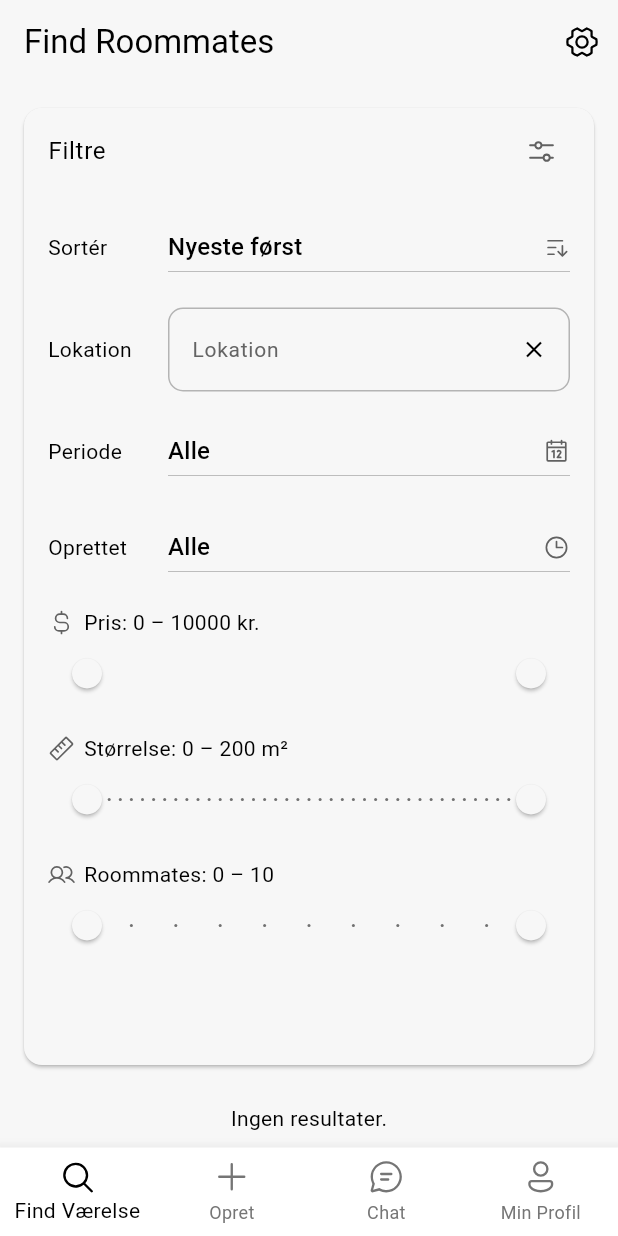
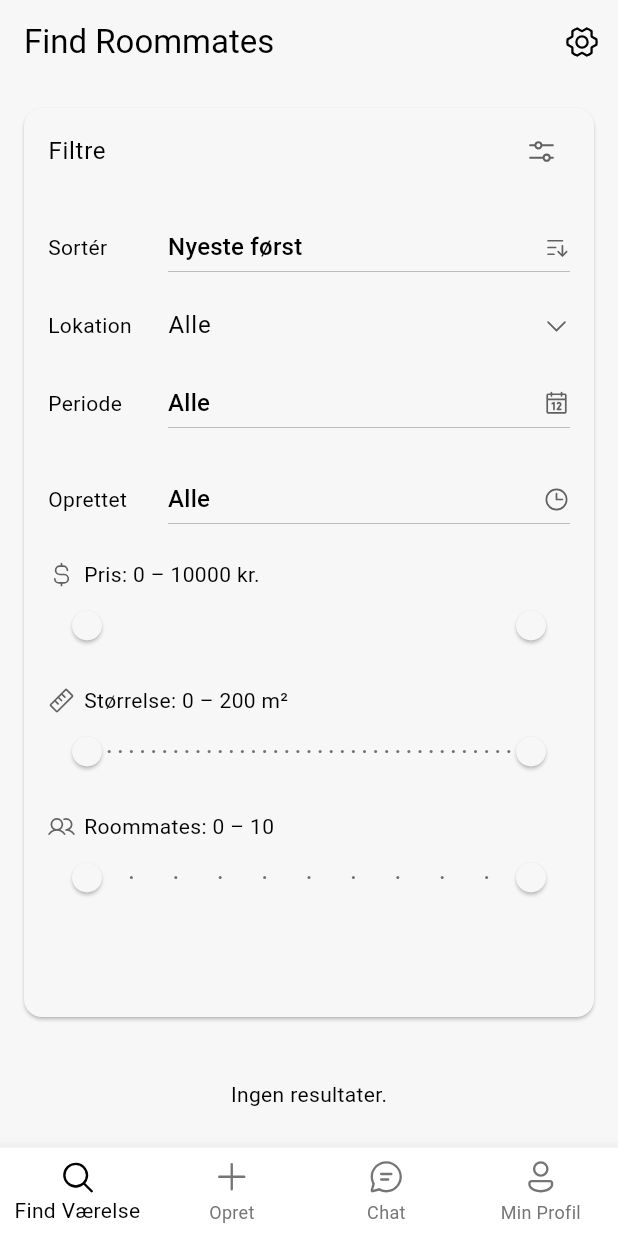
Before and after one commit to AndreasBardram/RoomFinder, a Flutter app: the screen it shows after launch, after a tap on "Filtre", on a phone screen of 412 x 824 dp. Run offline on Flutter 3.47's test engine with Material 3 defaults, Android fonts, the phone set to English and light mode, and no system bars; drawn by our look-alikes of flutter_typeahead; our stand-ins replace cached_network_image, cloud_firestore, firebase_auth, firebase_core, firebase_storage, fluentui_system_icons and 5 more; missing offline and left inert: flutter_firebase_chat_core; accounts and stored records are empty.

Commit message:
write into field

```diff
--- a/room_finder/lib/components/postcode_filter_field.dart
+++ b/room_finder/lib/components/postcode_filter_field.dart
@@ -2,7 +2,6 @@ import 'dart:convert';
 import 'package:flutter/material.dart';
 import 'package:flutter_typeahead/flutter_typeahead.dart';
 import 'package:http/http.dart' as http;
-import 'custom_styles.dart';
 
 class PostcodeFilterField extends StatelessWidget {
   final TextEditingController controller;
@@ -27,29 +26,24 @@ class PostcodeFilterField extends StatelessWidget {
   @override
   Widget build(BuildContext context) {
     return TypeAheadField<String>(
-      controller: controller,
+      controller: controller,                 // external controller
       suggestionsCallback: _fetch,
       hideOnEmpty: true,
       hideOnError: true,
-      builder: (context, c, f) => TextField(
-        controller: c,
-        focusNode: f,
-        decoration: customInputDecoration(labelText: 'Lokation').copyWith(
-          suffixIcon: IconButton(
-            icon: const Icon(Icons.clear, size: 18),
-            onPressed: () {
-              controller.clear();
-              onSelected(null);
-            },
-          ),
-        ),
-        keyboardType: TextInputType.number,
+      // use the SAME controller so the text updates visibly
+      builder: (context, _ignored, focus) => TextField(
+        controller: controller,
+        focusNode: focus,
+        decoration: const InputDecoration.collapsed(hintText: 'Alle'),
       ),
       itemBuilder: (_, s) => ListTile(title: Text(s)),
-      onSelected: onSelected,
+      onSelected: (s) {
+        controller.text = s;
+        onSelected(s);
+      },
       decorationBuilder: (_, child) => Material(
         elevation: 4,
-        borderRadius: BorderRadius.circular(10),
+        borderRadius: BorderRadius.circular(8),
         child: child,
       ),
     );
--- a/room_finder/lib/screens/find_værelse_screen.dart
+++ b/room_finder/lib/screens/find_værelse_screen.dart
@@ -44,6 +44,7 @@ class FindRoommatesScreen extends StatefulWidget {
 
 class _FindRoommatesScreenState extends State<FindRoommatesScreen> {
   final _locCtl = TextEditingController();
+
   String _sort = 'Nyeste først';
   String? _location;
   String? _period;
@@ -54,11 +55,11 @@ class _FindRoommatesScreenState extends State<FindRoommatesScreen> {
   static const int _matesMin = 0, _matesMax = 10;
 
   RangeValues _price = const RangeValues(_priceMin, _priceMax);
-  RangeValues _size = const RangeValues(_sizeMin, _sizeMax);
+  RangeValues _size  = const RangeValues(_sizeMin,  _sizeMax);
   RangeValues _mates = RangeValues(_matesMin.toDouble(), _matesMax.toDouble());
 
   static const _sortChoices = ['Nyeste først', 'Ældst først', 'Pris ↓', 'Pris ↑', 'Størrelse ↓', 'Størrelse ↑'];
-  static const _periods = ['Ubegrænset', '1-3 måneder', '3-6 måneder', '6-12 måneder'];
+  static const _periods     = ['Ubegrænset', '1-3 måneder', '3-6 måneder', '6-12 måneder'];
   static const Map<int, String> _ageChoices = {1: 'Seneste 24 timer', 3: 'Seneste 3 dage', 7: 'Seneste uge', 30: 'Seneste måned'};
 
   @override
@@ -70,46 +71,37 @@ class _FindRoommatesScreenState extends State<FindRoommatesScreen> {
   Query<Map<String, dynamic>> _buildQuery() {
     Query<Map<String, dynamic>> q = FirebaseFirestore.instance.collection('apartments');
     if (_location != null) q = q.where('location', isEqualTo: _location);
-    if (_period != null) q = q.where('period', isEqualTo: _period);
+    if (_period   != null) q = q.where('period',   isEqualTo: _period);
     if (_maxAgeDays != null) {
       final ts = Timestamp.fromDate(DateTime.now().subtract(Duration(days: _maxAgeDays!)));
       q = q.where('createdAt', isGreaterThanOrEqualTo: ts);
     }
     final priceNeeded = _price.start > _priceMin || _price.end < _priceMax;
-    final sizeNeeded = _size.start > _sizeMin || _size.end < _sizeMax;
-    final mateNeeded = _mates.start > _matesMin || _mates.end < _matesMax;
-    if (priceNeeded) q = q.where('price', isGreaterThanOrEqualTo: _price.start, isLessThanOrEqualTo: _price.end);
-    if (sizeNeeded) q = q.where('size', isGreaterThanOrEqualTo: _size.start, isLessThanOrEqualTo: _size.end);
-    if (mateNeeded) q = q.where('roommates', isGreaterThanOrEqualTo: _mates.start.round(), isLessThanOrEqualTo: _mates.end.round());
+    final sizeNeeded  = _size.start  > _sizeMin  || _size.end  < _sizeMax;
+    final mateNeeded  = _mates.start > _matesMin || _mates.end < _matesMax;
+    if (priceNeeded) q = q.where('price',     isGreaterThanOrEqualTo: _price.start, isLessThanOrEqualTo: _price.end);
+    if (sizeNeeded)  q = q.where('size',      isGreaterThanOrEqualTo: _size.start,  isLessThanOrEqualTo: _size.end);
+    if (mateNeeded)  q = q.where('roommates', isGreaterThanOrEqualTo: _mates.start.round(), isLessThanOrEqualTo: _mates.end.round());
     switch (_sort) {
-      case 'Pris ↓':
-        q = q.orderBy('price', descending: true);
-        break;
-      case 'Pris ↑':
-        q = q.orderBy('price');
-        break;
-      case 'Størrelse ↓':
-        q = q.orderBy('size', descending: true);
-        break;
-      case 'Størrelse ↑':
-        q = q.orderBy('size');
-        break;
-      case 'Ældst først':
-        q = q.orderBy('createdAt');
-        break;
-      default:
-        q = q.orderBy('createdAt', descending: true);
+      case 'Pris ↓':      q = q.orderBy('price',     descending: true); break;
+      case 'Pris ↑':      q = q.orderBy('price');                       break;
+      case 'Størrelse ↓': q = q.orderBy('size',      descending: true); break;
+      case 'Størrelse ↑': q = q.orderBy('size');                        break;
+      case 'Ældst først': q = q.orderBy('createdAt');                   break;
+      default:            q = q.orderBy('createdAt', descending: true);
     }
-    if (priceNeeded && !_sort.startsWith('Pris')) q = q.orderBy('price');
-    if (sizeNeeded && !_sort.startsWith('Størrelse')) q = q.orderBy('size');
-    if (mateNeeded) q = q.orderBy('roommates');
+    if (priceNeeded && !_sort.startsWith('Pris'))      q = q.orderBy('price');
+    if (sizeNeeded  && !_sort.startsWith('Størrelse')) q = q.orderBy('size');
+    if (mateNeeded)                                    q = q.orderBy('roommates');
     return q;
   }
 
   @override
   Widget build(BuildContext context) {
     final queryKey = ValueKey(
-        '$_location|$_period|$_maxAgeDays|${_price.start}-${_price.end}|${_size.start}-${_size.end}|${_mates.start}-${_mates.end}|$_sort');
+      '$_location|$_period|$_maxAgeDays|${_price.start}-${_price.end}|${_size.start}-${_size.end}|${_mates.start}-${_mates.end}|$_sort',
+    );
+
     return Scaffold(
       appBar: AppBar(
         title: const Text('Find Roommates'),
@@ -145,9 +137,15 @@ class _FindRoommatesScreenState extends State<FindRoommatesScreen> {
                     children: [
                       const SizedBox(width: 80, child: Text('Lokation')),
                       Expanded(
-                        child: PostcodeFilterField(
-                          controller: _locCtl,
-                          onSelected: (s) => setState(() => _location = s),
+                        child: Stack(
+                          alignment: Alignment.centerRight,
+                          children: [
+                            PostcodeFilterField(
+                              controller: _locCtl,
+                              onSelected: (s) => setState(() => _location = s),
+                            ),
+                            Icon(PhosphorIcons.caretDown(), size: 18, color: Colors.grey[700]),
+                          ],
                         ),
                       ),
                     ],
@@ -208,11 +206,11 @@ class _FindRoommatesScreenState extends State<FindRoommatesScreen> {
                       label: const Text('Nulstil filtre'),
                       onPressed: () => setState(() {
                         _locCtl.clear();
-                        _location = null;
-                        _period = null;
+                        _location   = null;
+                        _period     = null;
                         _maxAgeDays = null;
                         _price = const RangeValues(_priceMin, _priceMax);
-                        _size = const RangeValues(_sizeMin, _sizeMax);
+                        _size  = const RangeValues(_sizeMin,  _sizeMax);
                         _mates = RangeValues(_matesMin.toDouble(), _matesMax.toDouble());
                       }),
                     ),
```
